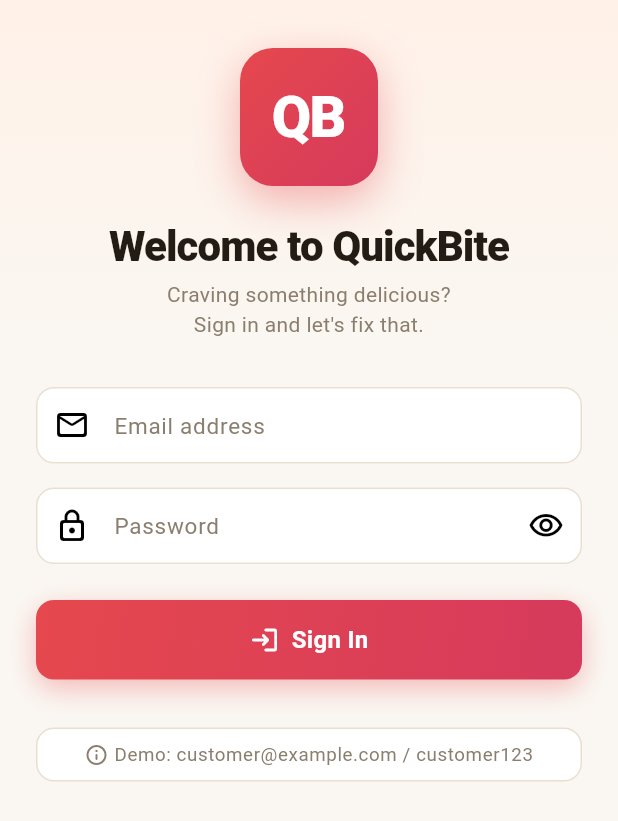
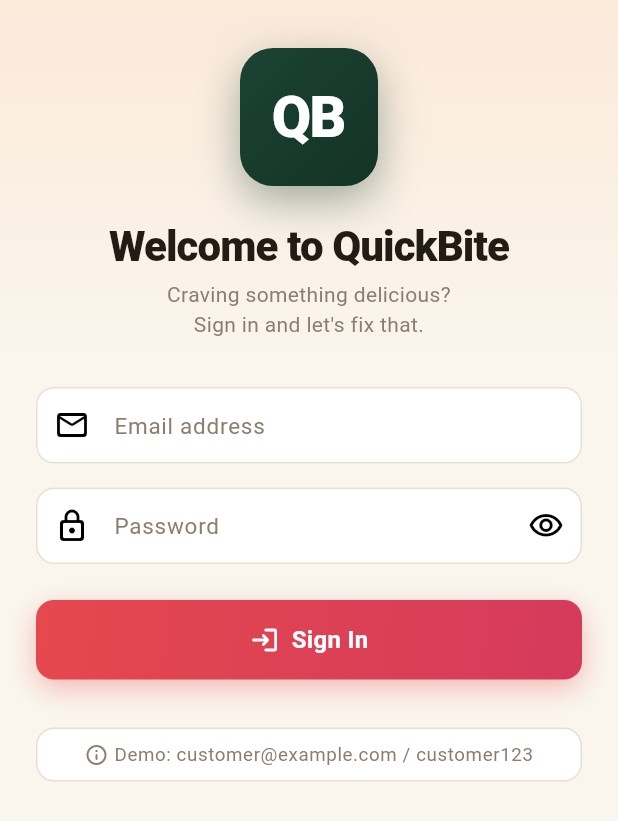
Before and after one commit to Kgramming/quickbite, a Flutter app: the screen it shows after launch, on a phone screen of 412 x 824 dp. Shown: the top 821 px of the screen. Run offline on Flutter 3.47's test engine with Material 3 defaults, Android fonts, the phone set to English and light mode, and no system bars; our stand-ins replace dio, equatable, flutter_riverpod, go_router, hive, hive_flutter; accounts and stored records are empty.

Commit message:
feat(flutter): integrate premium login redesign with theme system and CORS support
- Replace login_screen.dart with premium UI redesign featuring centered responsive card,
  prefilled demo credentials (customer@example.com / customer123), and dynamic theme colors
- Add theme_provider.dart for theme mode management (Ember, Saffron, Midnight)
- Add app_themes.dart with QuickBiteThemeMode enum and color tokens
- Update local_storage.dart with saveThemeMode() and getThemeMode() for theme persistence
- Add http://localhost:8091 to CORS origins for web app serving

Flutter analyze: 0 errors (premium UI files only)
Prefilled credentials: customer@example.com / customer123
Themes supported: Ember (warm), Saffron (bright), Midnight (dark premium)

```diff
--- a/flutter_app/lib/screens/login_screen.dart
+++ b/flutter_app/lib/screens/login_screen.dart
@@ -1,7 +1,7 @@
 import 'package:flutter/material.dart';
 import 'package:flutter_riverpod/flutter_riverpod.dart';
 import 'package:go_router/go_router.dart';
-import '../config/theme.dart';
+import '../providers/theme_provider.dart';
 import '../providers/auth_provider.dart';
 import '../widgets/premium_widgets.dart';
 
@@ -92,7 +92,7 @@ class _LoginScreenState extends ConsumerState<LoginScreen>
             content: Text('Login failed: $e'),
             behavior: SnackBarBehavior.floating,
             shape: RoundedRectangleBorder(
-              borderRadius: BorderRadius.circular(AppTheme.radiusSm),
+              borderRadius: BorderRadius.circular(12),
             ),
           ),
         );
@@ -103,7 +103,7 @@ class _LoginScreenState extends ConsumerState<LoginScreen>
   @override
   Widget build(BuildContext context) {
     final authState = ref.watch(authStateProvider);
-    final isDark = Theme.of(context).brightness == Brightness.dark;
+    final tokens = ref.watch(themeTokensProvider);
 
     return Scaffold(
       body: Container(
@@ -111,9 +111,10 @@ class _LoginScreenState extends ConsumerState<LoginScreen>
           gradient: LinearGradient(
             begin: Alignment.topCenter,
             end: Alignment.bottomCenter,
-            colors: isDark
-                ? [const Color(0xFF2A1A14), AppTheme.darkBg]
-                : [const Color(0xFFFFF1E8), AppTheme.lightBg],
+            colors: [
+              tokens.accentSoft,
+              tokens.background,
+            ],
             stops: const [0.0, 0.45],
           ),
         ),
@@ -124,23 +125,30 @@ class _LoginScreenState extends ConsumerState<LoginScreen>
               position: _slideUp,
               child: SingleChildScrollView(
                 padding: const EdgeInsets.symmetric(
-                    horizontal: AppTheme.spaceLg),
+                    horizontal: 24),
                 child: Column(
                   crossAxisAlignment: CrossAxisAlignment.stretch,
                   children: [
-                    const SizedBox(height: AppTheme.spaceXl),
+                    const SizedBox(height: 32),
                     // Brand mark
                     Center(
                       child: Container(
                         width: 92,
                         height: 92,
                         decoration: BoxDecoration(
-                          gradient: AppTheme.brandGradient,
+                          gradient: LinearGradient(
+                            begin: Alignment.topLeft,
+                            end: Alignment.bottomRight,
+                            colors: [
+                              tokens.primary,
+                              tokens.primaryDark
+                            ],
+                          ),
                           borderRadius: BorderRadius.circular(
-                              AppTheme.radiusLg),
+                              22),
                           boxShadow: [
                             BoxShadow(
-                              color: AppTheme.primary
+                              color: tokens.primary
                                   .withValues(alpha: 0.4),
                               blurRadius: 24,
                               offset: const Offset(0, 10),
@@ -160,13 +168,13 @@ class _LoginScreenState extends ConsumerState<LoginScreen>
                         ),
                       ),
                     ),
-                    const SizedBox(height: AppTheme.spaceLg),
+                    const SizedBox(height: 24),
                     Text(
                       'Welcome to QuickBite',
                       style: Theme.of(context).textTheme.displayMedium,
                       textAlign: TextAlign.center,
                     ),
-                    const SizedBox(height: AppTheme.spaceXs),
+                    const SizedBox(height: 4),
                     Text(
                       'Craving something delicious?\nSign in and let\'s fix that.',
                       style: Theme.of(context)
@@ -179,7 +187,7 @@ class _LoginScreenState extends ConsumerState<LoginScreen>
                                   ?.color),
                       textAlign: TextAlign.center,
                     ),
-                    const SizedBox(height: AppTheme.spaceXl),
+                    const SizedBox(height: 32),
                     // Email
                     TextField(
                       controller: _emailController,
@@ -192,7 +200,7 @@ class _LoginScreenState extends ConsumerState<LoginScreen>
                         errorText: _emailError,
                       ),
                     ),
-                    const SizedBox(height: AppTheme.spaceMd),
+                    const SizedBox(height: 16),
                     // Password
                     TextField(
                       controller: _passwordController,
@@ -215,7 +223,7 @@ class _LoginScreenState extends ConsumerState<LoginScreen>
                         ),
                       ),
                     ),
-                    const SizedBox(height: AppTheme.spaceLg),
+                    const SizedBox(height: 24),
                     PremiumButton(
                       label: 'Sign In',
                       icon: Icons.login_rounded,
@@ -224,44 +232,44 @@ class _LoginScreenState extends ConsumerState<LoginScreen>
                           authState.isLoading ? null : _validateAndLogin,
                     ),
                     if (authState.error != null) ...[
-                      const SizedBox(height: AppTheme.spaceMd),
+                      const SizedBox(height: 16),
                       Container(
-                        padding: const EdgeInsets.all(AppTheme.spaceMd),
+                        padding: const EdgeInsets.all(16),
                         decoration: BoxDecoration(
-                          color: AppTheme.danger.withValues(alpha: 0.08),
+                          color: tokens.danger.withValues(alpha: 0.08),
                           borderRadius: BorderRadius.circular(
-                              AppTheme.radiusSm),
+                              12),
                           border: Border.all(
                             color:
-                                AppTheme.danger.withValues(alpha: 0.3),
+                                tokens.danger.withValues(alpha: 0.3),
                           ),
                         ),
                         child: Row(
                           children: [
-                            const Icon(Icons.error_outline_rounded,
-                                color: AppTheme.danger, size: 20),
-                            const SizedBox(width: AppTheme.spaceSm),
+                            Icon(Icons.error_outline_rounded,
+                                color: tokens.danger, size: 20),
+                            const SizedBox(width: 8),
                             Expanded(
                               child: Text(
                                 authState.error!,
-                                style: const TextStyle(
-                                    color: AppTheme.danger, fontSize: 13),
+                                style: TextStyle(
+                                    color: tokens.danger, fontSize: 13),
                               ),
                             ),
                           ],
                         ),
                       ),
                     ],
-                    const SizedBox(height: AppTheme.spaceXl),
+                    const SizedBox(height: 32),
                     // Demo hint
                     Container(
                       padding: const EdgeInsets.symmetric(
-                          horizontal: AppTheme.spaceMd,
-                          vertical: AppTheme.spaceSm),
+                          horizontal: 16,
+                          vertical: 8),
                       decoration: BoxDecoration(
                         color: Theme.of(context).cardColor,
                         borderRadius:
-                            BorderRadius.circular(AppTheme.radiusSm),
+                            BorderRadius.circular(12),
                         border: Border.all(
                             color: Theme.of(context).dividerColor),
                       ),
@@ -274,7 +282,7 @@ class _LoginScreenState extends ConsumerState<LoginScreen>
                                   .textTheme
                                   .bodySmall
                                   ?.color),
-                          const SizedBox(width: AppTheme.spaceXs),
+                          const SizedBox(width: 4),
                           Flexible(
                             child: Text(
                               'Demo: customer@example.com / customer123',
@@ -285,7 +293,7 @@ class _LoginScreenState extends ConsumerState<LoginScreen>
                         ],
                       ),
                     ),
-                    const SizedBox(height: AppTheme.spaceLg),
+                    const SizedBox(height: 24),
                   ],
                 ),
               ),
```
Also changed, not shown: flutter_app/lib/config/app_themes.dart (added, +323 -0 lines), flutter_app/lib/providers/theme_provider.dart (added, +34 -0 lines), flutter_app/lib/services/local_storage.dart (+14 -0 lines), 1 other file.
